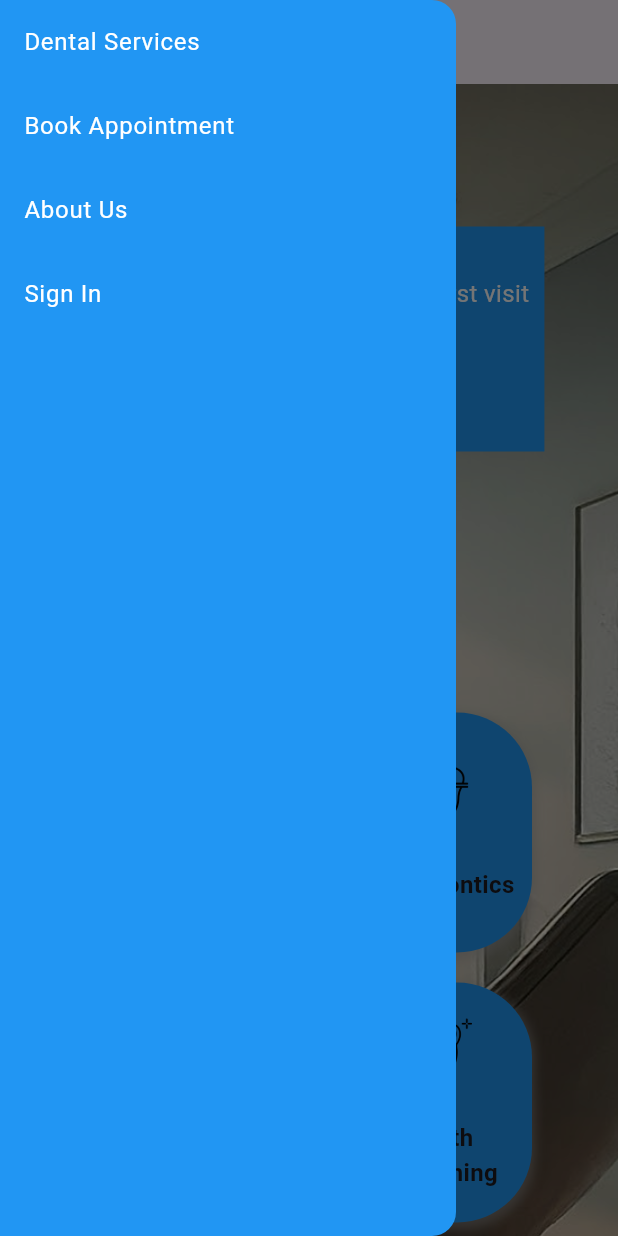
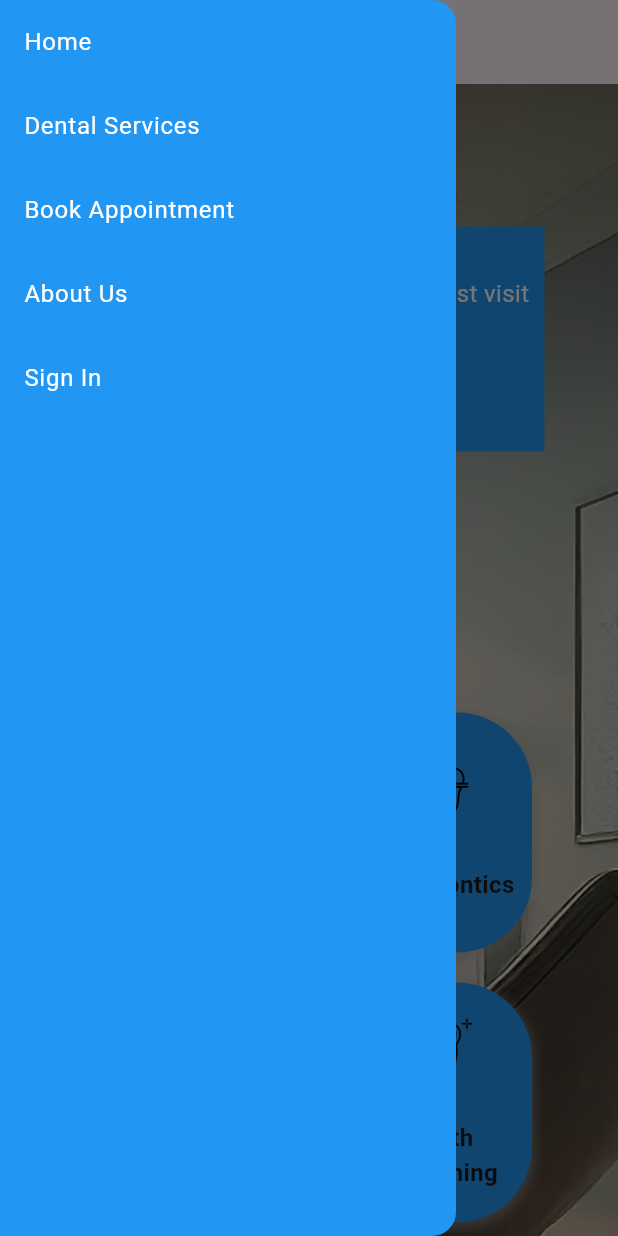
Before and after one commit to MohamedIsa/Dental-Clinic-System, a Flutter app: the screen it shows after launch, with the side drawer open, on a phone screen of 412 x 824 dp. Run offline on Flutter 3.47's test engine with Material 3 defaults, Android fonts, the phone set to English and light mode, and no system bars; our stand-ins replace flutter_spinkit, google_fonts.

Commit message:
modify files

```diff
--- a/implementation/senior/lib/home_page.dart
+++ b/implementation/senior/lib/home_page.dart
@@ -1,7 +1,12 @@
 import 'package:flutter/material.dart';
 import 'package:senior/service_card.dart';
+import 'package:senior/login_screen.dart';
+class HomePage extends StatefulWidget {
+  @override
+  State<HomePage> createState() => _HomePageState();
+}
 
-class HomePage extends StatelessWidget {
+class _HomePageState extends State<HomePage> {
   @override
   Widget build(BuildContext context) {
     return Scaffold(
@@ -10,7 +15,7 @@ class HomePage extends StatelessWidget {
           children: <Widget>[
         if (MediaQuery.of(context).size.width > 600)
         SizedBox(width: 40),
-        Text( 'Top Navigation Bar',style: TextStyle(color: Colors.blue, fontSize: 20),),
+        Text( 'Clinic',style: TextStyle(color: Colors.blue, fontSize: 20),),
         ],
         ),
         backgroundColor: Colors.transparent,
@@ -20,6 +25,15 @@ class HomePage extends StatelessWidget {
       drawer: MediaQuery.of(context).size.width <= 600 ? Drawer(
         child: ListView(
           children: <Widget>[
+            ListTile(
+          title: const Text('Home', style: TextStyle(color:Colors.white ),),
+            onTap: () {
+            Navigator.push(
+              context,
+              MaterialPageRoute(builder: (context) => HomePage()),
+            );
+            },
+        ),
         ListTile(
           title: const Text('Dental Services', style: TextStyle(color:Colors.white ),),
           onTap: () {},
@@ -34,7 +48,7 @@ class HomePage extends StatelessWidget {
         ),
         ListTile(
           title: const Text('Sign In', style: TextStyle(color:Colors.white ),),
-          onTap: () {},
+          onTap: () {Navigator.push(context,MaterialPageRoute(builder: (context) => LoginScreen()),);},
         ),
           ],
         ),
@@ -61,7 +75,7 @@ class HomePage extends StatelessWidget {
                           TextButton(
                             onPressed: () {},
                             child: Text(
-                              'Menu',
+                              'Home',
                               style: TextStyle(
                                 color: Colors.white,
                                 fontSize: 20,
@@ -90,7 +104,7 @@ class HomePage extends StatelessWidget {
                             ),
                           ),
                           TextButton(
-                            onPressed: () {},
+                            onPressed: () {Navigator.push(context,MaterialPageRoute(builder: (context) => LoginScreen()),);},
                             child: Text(
                               'Sign In',
                               style: TextStyle(color: Colors.white),
--- a/implementation/senior/lib/main.dart
+++ b/implementation/senior/lib/main.dart
@@ -1,20 +1,16 @@
 import 'package:flutter/material.dart';
 import 'package:senior/home_page.dart';
+import 'package:senior/loading.dart';
 
 void main() {
-  runApp(MyApp());
+  runApp(MaterialApp(
+    debugShowCheckedModeBanner: false,
+    initialRoute:'/',
+    routes: {
+      '/': (context) => Loading(),
+      '/home': (context) => HomePage(),
+    },
+
+  )
+  );
 }
-
-class MyApp extends StatelessWidget {
-  @override
-  Widget build(BuildContext context) {
-    return MaterialApp(
-      debugShowCheckedModeBanner: false,
-      title: 'Senior Project',
-      theme: ThemeData(
-        primarySwatch: Colors.blue,
-      ),
-      home: HomePage(),
-    );
-  }
-}
--- a/implementation/senior/pubspec.yaml
+++ b/implementation/senior/pubspec.yaml
@@ -35,6 +35,8 @@ dependencies:
   # The following adds the Cupertino Icons font to your application.
   # Use with the CupertinoIcons class for iOS style icons.
   cupertino_icons: ^1.0.6
+  flutter_spinkit: ^5.2.1
+  google_fonts: ^6.2.1
 
 dev_dependencies:
   flutter_test:
@@ -63,6 +65,8 @@ flutter:
     - assets/
     - assets/cards/
     - assets/social media/
+    - assets/images/
+    - assets/svgs/
 
   # An image asset can refer to one or more resolution-specific "variants", see
   # https://flutter.dev/assets-and-images/#resolution-aware
```
Also changed, not shown: implementation/senior/pubspec.lock, 1 other file.
